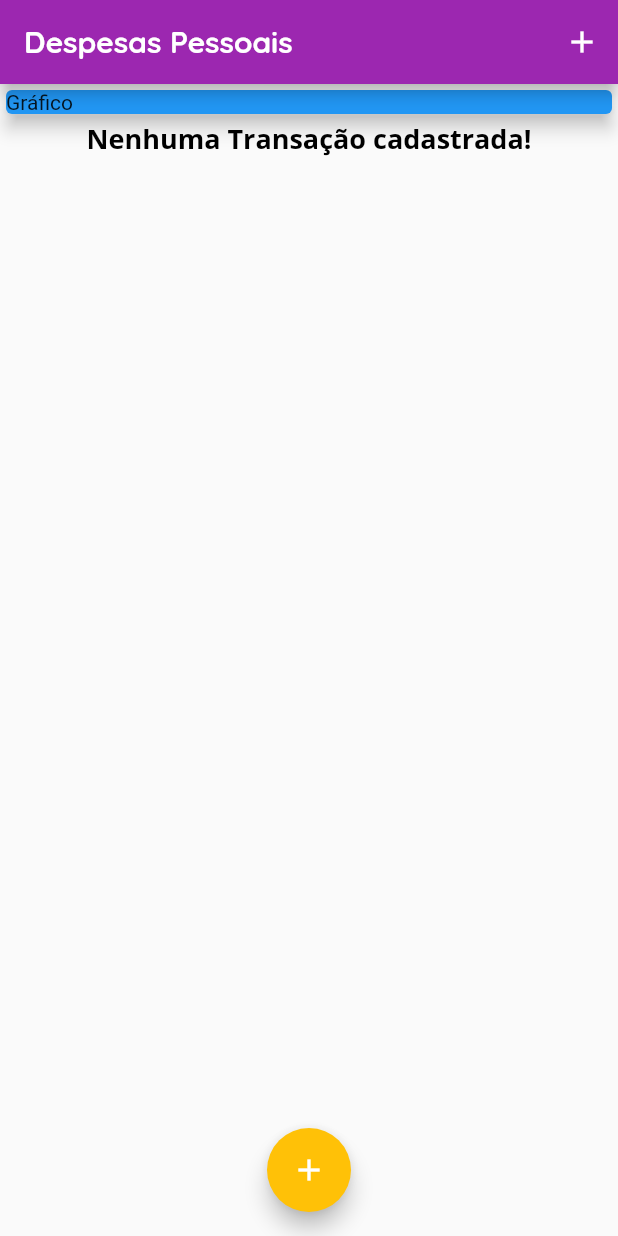
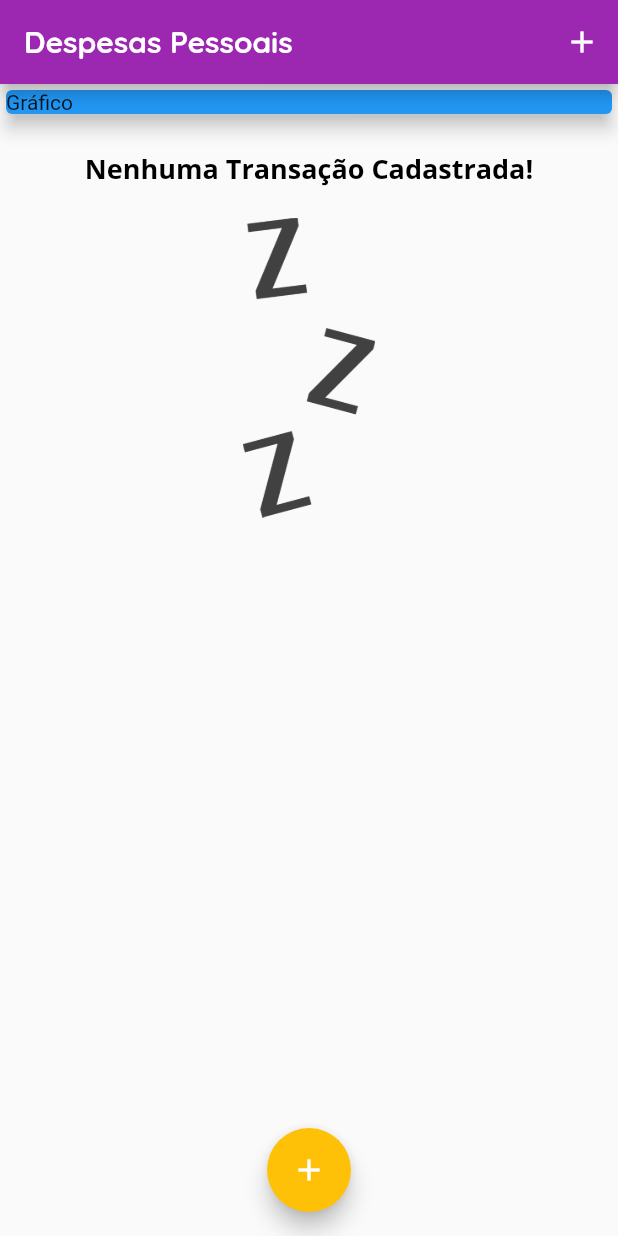
Before and after one commit to DavidCavalcanti/expenses, a Flutter app: the screen it shows after launch, on a phone screen of 412 x 824 dp. Run offline on Flutter 3.47's test engine with Material 2 defaults, Android fonts, the phone set to English and light mode, and no system bars.

```diff
--- a/lib/components/transaction_list.dart
+++ b/lib/components/transaction_list.dart
@@ -12,14 +12,25 @@ class TransactionList extends StatelessWidget {
   Widget build(BuildContext context) {
     return SizedBox(
       height: 300,
-      child: transactions.isEmpty ? Column(
+      child: transactions.isEmpty
+          ? Column(
               children: [
+                const SizedBox(height: 20),
                 Text(
-            'Nenhuma Transação cadastrada!',
+                  'Nenhuma Transação Cadastrada!',
                   style: Theme.of(context).textTheme.headline6,
                 ),
+                const SizedBox(height: 20),
+                SizedBox(
+                  height: 200,
+                  child: Image.asset(
+                    'assets/images/waiting.png',
+                    fit: BoxFit.cover,
+                  ),
+                ),
               ],
-      ): ListView.builder(
+            )
+          : ListView.builder(
               itemCount: transactions.length, // Quantidade de ítens da lista
               itemBuilder: (ctx, index) {
                 // chamar função e exibir elementos
@@ -28,8 +39,8 @@ class TransactionList extends StatelessWidget {
                   child: Row(
                     children: [
                       Container(
-                  margin:
-                      const EdgeInsets.symmetric(horizontal: 15, vertical: 10),
+                        margin: const EdgeInsets.symmetric(
+                            horizontal: 15, vertical: 10),
                         decoration: BoxDecoration(
                             border: Border.all(
                           color: Theme.of(context).colorScheme.primary,
```
Lines whose indentation alone changed are shown as unchanged.
